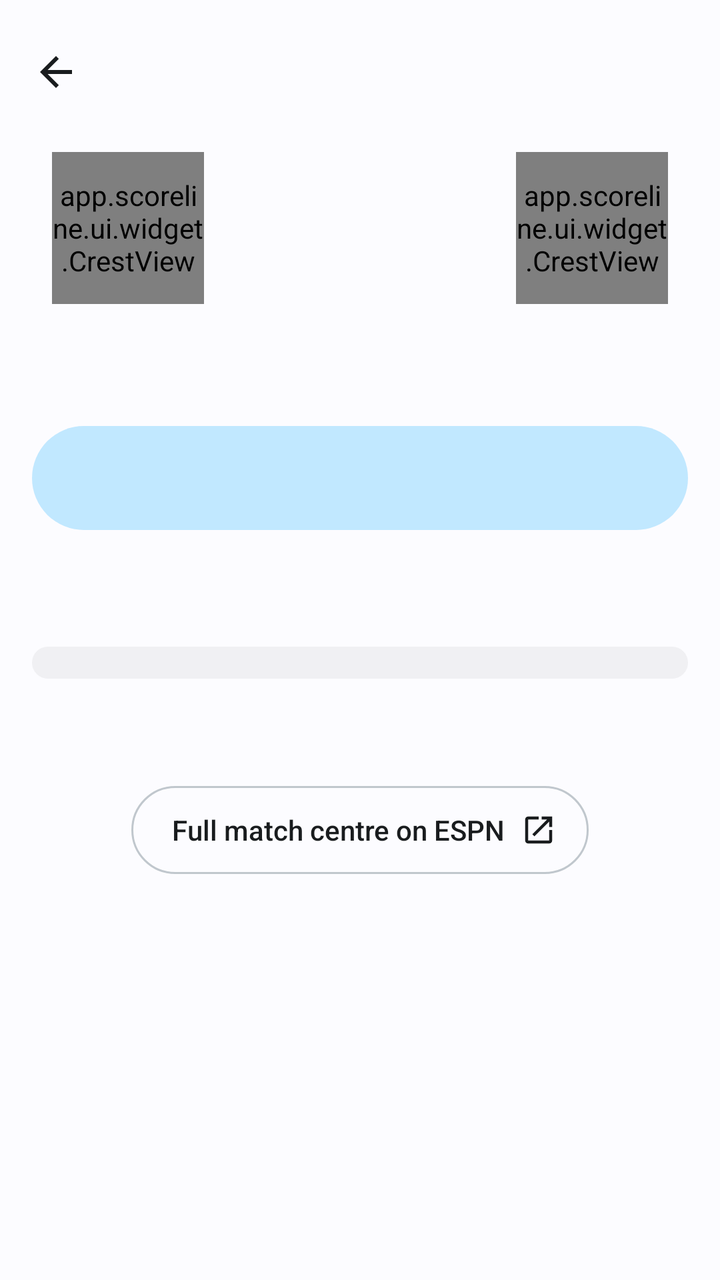
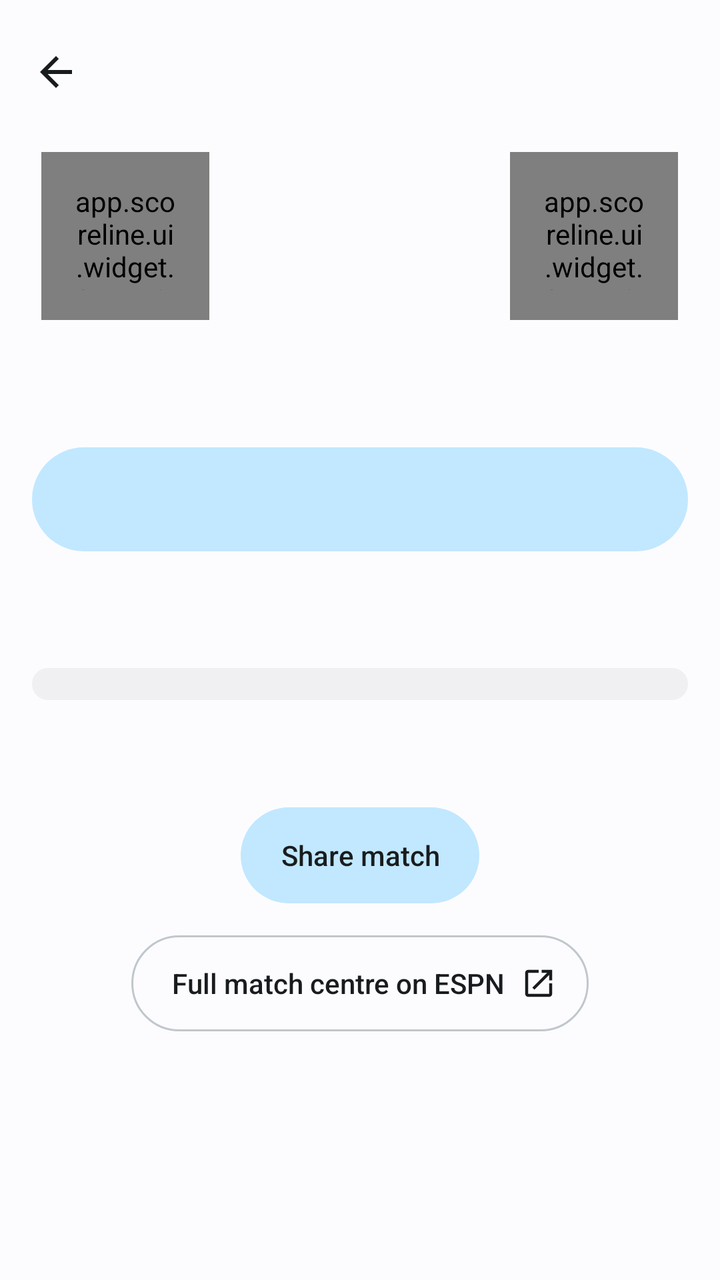

Screens rendered from an Android XML layout before and after an edit, with the pre-edit source and the edit as a unified diff.
<!-- AndroidManifest.xml: application theme Theme.Scoreline -->
<!-- res/layout/activity_match.xml -->
<?xml version="1.0" encoding="utf-8"?>
<ScrollView xmlns:android="http://schemas.android.com/apk/res/android"
    android:id="@+id/root"
    android:layout_width="match_parent"
    android:layout_height="match_parent"
    android:background="@color/bg"
    android:clipToPadding="false"
    android:fillViewport="true"
    android:scrollbars="none">

    <LinearLayout
        android:id="@+id/content"
        android:layout_width="match_parent"
        android:layout_height="wrap_content"
        android:orientation="vertical"
        android:paddingBottom="32dp">

        
        <LinearLayout
            android:id="@+id/hero"
            android:layout_width="match_parent"
            android:layout_height="wrap_content"
            android:orientation="vertical"
            android:paddingBottom="8dp">

        <LinearLayout
            android:id="@+id/top"
            android:layout_width="match_parent"
            android:layout_height="wrap_content"
            android:gravity="center_vertical"
            android:minHeight="64dp"
            android:orientation="horizontal"
            android:paddingStart="4dp"
            android:paddingTop="8dp"
            android:paddingEnd="16dp">

            <ImageButton
                android:id="@+id/back"
                android:layout_width="@dimen/touch"
                android:layout_height="@dimen/touch"
                android:background="@drawable/bg_row"
                android:contentDescription="@android:string/cancel"
                android:src="@drawable/ic_arrow_back" />

            <TextView
                android:id="@+id/league"
                style="@style/Text.Label"
                android:layout_width="0dp"
                android:layout_height="wrap_content"
                android:layout_marginStart="8dp"
                android:layout_weight="1"
                android:ellipsize="end"
                android:maxLines="1" />
        </LinearLayout>

        <LinearLayout
            android:id="@+id/board"
            android:layout_width="match_parent"
            android:layout_height="wrap_content"
            android:layout_marginTop="12dp"
            android:gravity="top"
            android:orientation="horizontal"
            android:paddingStart="12dp"
            android:paddingEnd="12dp">

            <LinearLayout
                android:id="@+id/homeBox"
                android:layout_width="0dp"
                android:layout_height="wrap_content"
                android:layout_weight="1"
                android:gravity="center_horizontal"
                android:orientation="vertical">

                <app.scoreline.ui.widget.CrestView
                    android:id="@+id/homeCrest"
                    android:layout_width="76dp"
                    android:layout_height="76dp"
                    android:importantForAccessibility="no" />

                <TextView
                    android:id="@+id/homeName"
                    style="@style/Text.Label"
                    android:layout_width="wrap_content"
                    android:layout_height="wrap_content"
                    android:layout_marginTop="10dp"
                    android:gravity="center"
                    android:maxLines="2" />
            </LinearLayout>

            
            <LinearLayout
                android:layout_width="wrap_content"
                android:layout_height="wrap_content"
                android:gravity="center"
                android:minHeight="76dp"
                android:minWidth="128dp"
                android:orientation="vertical">

                <TextView
                    android:id="@+id/score"
                    style="@style/Text.Score"
                    android:layout_width="wrap_content"
                    android:layout_height="wrap_content"
                    android:includeFontPadding="false"
                    android:textSize="56sp" />

                <TextView
                    android:id="@+id/clock"
                    style="@style/Text.Label"
                    android:layout_width="wrap_content"
                    android:layout_height="wrap_content"
                    android:layout_marginTop="4dp"
                    android:maxLines="1"
                    android:drawablePadding="6dp"
                    android:fontFeatureSettings="tnum"
                    android:gravity="center_vertical"
                    android:paddingStart="10dp"
                    android:paddingTop="3dp"
                    android:paddingEnd="10dp"
                    android:paddingBottom="3dp"
                    android:textSize="12sp" />
            </LinearLayout>

            <LinearLayout
                android:id="@+id/awayBox"
                android:layout_width="0dp"
                android:layout_height="wrap_content"
                android:layout_weight="1"
                android:gravity="center_horizontal"
                android:orientation="vertical">

                <app.scoreline.ui.widget.CrestView
                    android:id="@+id/awayCrest"
                    android:layout_width="76dp"
                    android:layout_height="76dp"
                    android:importantForAccessibility="no" />

                <TextView
                    android:id="@+id/awayName"
                    style="@style/Text.Label"
                    android:layout_width="wrap_content"
                    android:layout_height="wrap_content"
                    android:layout_marginTop="10dp"
                    android:gravity="center"
                    android:maxLines="2" />
            </LinearLayout>
        </LinearLayout>

        <TextView
            android:id="@+id/raceTitle"
            style="@style/Text.Display"
            android:layout_width="match_parent"
            android:layout_height="wrap_content"
            android:layout_marginTop="8dp"
            android:paddingStart="20dp"
            android:paddingEnd="20dp"
            android:textSize="26sp"
            android:visibility="gone" />

        <TextView
            android:id="@+id/summary"
            style="@style/Text.Caption"
            android:layout_width="match_parent"
            android:layout_height="wrap_content"
            android:layout_marginTop="16dp"
            android:gravity="center"
            android:lineSpacingMultiplier="1.15"
            android:paddingStart="24dp"
            android:paddingEnd="24dp"
            android:textSize="14sp"
            android:visibility="gone" />

        <app.scoreline.ui.widget.ProgressLine
            android:id="@+id/progress"
            android:layout_width="match_parent"
            android:layout_height="wrap_content"
            android:minHeight="6dp"
            android:layout_marginStart="28dp"
            android:layout_marginTop="20dp"
            android:layout_marginEnd="28dp"
            android:visibility="gone" />
        </LinearLayout>

        <TextView
            android:id="@+id/island"
            style="@style/Text.Label"
            android:layout_width="match_parent"
            android:layout_height="52dp"
            android:layout_marginStart="@dimen/gutter"
            android:layout_marginTop="24dp"
            android:layout_marginEnd="@dimen/gutter"
            android:background="@drawable/bg_btn_tonal"
            android:drawablePadding="8dp"
            android:paddingStart="20dp"
            android:paddingEnd="20dp"
            android:gravity="center"
            android:textColor="@color/on_primary_container"
            android:textSize="15sp" />

        <TextView
            android:id="@+id/momentsTitle"
            style="@style/Text.Label"
            android:layout_width="match_parent"
            android:layout_height="wrap_content"
            android:paddingStart="20dp"
            android:paddingTop="28dp"
            android:paddingEnd="20dp"
            android:paddingBottom="10dp"
            android:textSize="15sp" />

        <LinearLayout
            android:id="@+id/moments"
            android:layout_width="match_parent"
            android:layout_height="wrap_content"
            android:layout_marginStart="@dimen/gutter"
            android:layout_marginEnd="@dimen/gutter"
            android:background="@drawable/bg_card_plain"
            android:orientation="vertical"
            android:paddingTop="8dp"
            android:paddingBottom="8dp" />

        <TextView
            android:id="@+id/venue"
            style="@style/Text.Caption"
            android:layout_width="match_parent"
            android:layout_height="wrap_content"
            android:layout_marginTop="20dp"
            android:gravity="center"
            android:paddingStart="20dp"
            android:paddingEnd="20dp" />

        <TextView
            android:id="@+id/open"
            style="@style/Text.Label"
            android:layout_width="wrap_content"
            android:layout_height="44dp"
            android:layout_gravity="center_horizontal"
            android:layout_marginTop="16dp"
            android:background="@drawable/bg_btn_outline"
            android:drawableEnd="@drawable/ic_open"
            android:drawablePadding="8dp"
            android:gravity="center"
            android:paddingStart="20dp"
            android:paddingEnd="16dp"
            android:text="@string/open_espn"
            android:textSize="14sp" />
    </LinearLayout>
</ScrollView>
<!-- resources referenced by this layout -->
<resources>
  <color name="bg">@android:color/system_neutral1_10</color>
  <color name="on_primary_container">@android:color/system_accent1_900</color>
  <dimen name="gutter">16dp</dimen>
  <dimen name="touch">48dp</dimen>
  <!-- drawable bg_card_plain (drawable) -->
  <?xml version="1.0" encoding="utf-8"?>
  <shape xmlns:android="http://schemas.android.com/apk/res/android" android:shape="rectangle"><corners android:radius="24dp" /><solid android:color="@color/surface" /></shape>
  <string name="open_espn">Full match centre on ESPN</string>
  <style name="Text.Caption" parent="android:TextAppearance.Material">
          <item name="android:textSize">13sp</item>
          <item name="android:textColor">@color/on_surface_variant</item>
      </style>
  <style name="Text.Label" parent="android:TextAppearance.Material">
          <item name="android:textSize">14sp</item>
          <item name="android:fontFamily">sans-serif-medium</item>
          <item name="android:textColor">@color/on_surface</item>
      </style>
  <style name="Theme.Scoreline" parent="Theme.Scoreline.Base" />
  <color name="outline">@android:color/system_neutral2_200</color>
  <color name="primary_container">@android:color/system_accent1_100</color>
  <color name="surface">@android:color/system_neutral1_50</color>
  <color name="on_surface_variant">@android:color/system_neutral2_600</color>
  <color name="on_surface">@android:color/system_neutral1_900</color>
  <style name="Theme.Scoreline.Base" parent="android:Theme.Material.Light.NoActionBar">
          <item name="android:windowBackground">@color/bg</item>
          <item name="android:colorBackground">@color/bg</item>
          <item name="android:colorPrimary">@color/primary</item>
          <item name="android:colorAccent">@color/primary</item>
          <item name="android:colorControlActivated">@color/primary</item>
          <item name="android:colorControlHighlight">#1F000000</item>
          <item name="android:textColorPrimary">@color/on_surface</item>
          <item name="android:textColorSecondary">@color/on_surface_variant</item>
          <item name="android:textColorHint">@color/on_surface_variant</item>
          <item name="android:statusBarColor">@android:color/transparent</item>
          <item name="android:navigationBarColor">@android:color/transparent</item>
          <item name="android:enforceNavigationBarContrast">false</item>
          <item name="android:enforceStatusBarContrast">false</item>
          <item name="android:windowLightStatusBar">true</item>
          <item name="android:windowLightNavigationBar">true</item>
          <item name="android:windowLayoutInDisplayCutoutMode">always</item>
          <item name="android:windowSplashScreenBackground">@color/icon_bg</item>
          <item name="android:windowSplashScreenAnimatedIcon">@drawable/ic_launcher_fg</item>
      </style>
  <color name="primary">@android:color/system_accent1_600</color>
  <color name="icon_bg">#0F1C2E</color>
  <!-- unchanged entries left out for length: 8 -->
</resources>

<!-- the commit's change to res/layout/activity_match.xml (unified diff, before → after) -->
@@ -39,7 +39,7 @@
                 android:layout_width="@dimen/touch"
                 android:layout_height="@dimen/touch"
                 android:background="@drawable/bg_row"
-                android:contentDescription="@android:string/cancel"
+                android:contentDescription="@string/hub_back"
                 android:src="@drawable/ic_arrow_back" />
 
             <TextView
@@ -49,9 +49,14 @@
                 android:layout_height="wrap_content"
                 android:layout_marginStart="8dp"
                 android:layout_weight="1"
+                android:minHeight="48dp"
+                android:gravity="center_vertical"
                 android:ellipsize="end"
                 android:maxLines="1" />
         </LinearLayout>
+
+        <TextView android:id="@+id/matchState" style="@style/Text.Caption" android:layout_width="match_parent" android:layout_height="wrap_content"
+            android:minHeight="48dp" android:padding="16dp" android:gravity="center" android:visibility="gone" android:background="@drawable/bg_row" android:accessibilityLiveRegion="polite" />
 
         <LinearLayout
             android:id="@+id/board"
@@ -73,35 +78,68 @@
 
                 <app.scoreline.ui.widget.CrestView
                     android:id="@+id/homeCrest"
-                    android:layout_width="76dp"
-                    android:layout_height="76dp"
+                    android:layout_width="84dp"
+                    android:layout_height="84dp"
+                    android:padding="15dp"
                     android:importantForAccessibility="no" />
 
                 <TextView
                     android:id="@+id/homeName"
-                    style="@style/Text.Label"
-                    android:layout_width="wrap_content"
+                    style="@style/Text.Title"
+                    android:textStyle="bold"
+                    android:textSize="16sp"
+                    android:layout_width="match_parent"
                     android:layout_height="wrap_content"
                     android:layout_marginTop="10dp"
                     android:gravity="center"
-                    android:maxLines="2" />
+                    android:breakStrategy="balanced"
+                    android:hyphenationFrequency="none" />
+                <TextView
+                    android:id="@+id/homeInnings"
+                    style="@style/Text.Score"
+                    android:layout_width="match_parent"
+                    android:layout_height="wrap_content"
+                    android:layout_marginTop="4dp"
+                    android:gravity="center"
+                    android:fontFeatureSettings="tnum"
+                    android:autoSizeTextType="uniform"
+                    android:autoSizeMinTextSize="14sp"
+                    android:autoSizeMaxTextSize="26sp"
+                    android:autoSizeStepGranularity="1sp"
+                    android:maxLines="1"
+                    android:visibility="gone" />
+                <TextView
+                    android:id="@+id/homeOvers"
+                    style="@style/Text.Caption"
+                    android:layout_width="match_parent"
+                    android:layout_height="wrap_content"
+                    android:gravity="center"
+                    android:layout_marginTop="2dp"
+                    android:visibility="gone" />
             </LinearLayout>
 
             
             <LinearLayout
-                android:layout_width="wrap_content"
+                android:layout_width="0dp"
                 android:layout_height="wrap_content"
+                android:layout_weight="1.3"
                 android:gravity="center"
-                android:minHeight="76dp"
-                android:minWidth="128dp"
+                android:minHeight="84dp"
+                android:minWidth="96dp"
                 android:orientation="vertical">
 
                 <TextView
                     android:id="@+id/score"
                     style="@style/Text.Score"
-                    android:layout_width="wrap_content"
+                    android:layout_width="match_parent"
                     android:layout_height="wrap_content"
                     android:includeFontPadding="false"
+                    android:gravity="center"
+                    android:autoSizeTextType="uniform"
+                    android:maxLines="1"
+                    android:autoSizeMinTextSize="18sp"
+                    android:autoSizeMaxTextSize="44sp"
+                    android:autoSizeStepGranularity="1sp"
                     android:textSize="56sp" />
 
                 <TextView
@@ -131,18 +169,44 @@
 
                 <app.scoreline.ui.widget.CrestView
                     android:id="@+id/awayCrest"
-                    android:layout_width="76dp"
-                    android:layout_height="76dp"
+                    android:layout_width="84dp"
+                    android:layout_height="84dp"
+                    android:padding="15dp"
                     android:importantForAccessibility="no" />
 
                 <TextView
                     android:id="@+id/awayName"
-                    style="@style/Text.Label"
-                    android:layout_width="wrap_content"
+                    style="@style/Text.Title"
+                    android:textStyle="bold"
+                    android:textSize="16sp"
+                    android:layout_width="match_parent"
                     android:layout_height="wrap_content"
                     android:layout_marginTop="10dp"
                     android:gravity="center"
-                    android:maxLines="2" />
+                    android:breakStrategy="balanced"
+                    android:hyphenationFrequency="none" />
+                <TextView
+                    android:id="@+id/awayInnings"
+                    style="@style/Text.Score"
+                    android:layout_width="match_parent"
+                    android:layout_height="wrap_content"
+                    android:layout_marginTop="4dp"
+                    android:gravity="center"
+                    android:fontFeatureSettings="tnum"
+                    android:autoSizeTextType="uniform"
+                    android:autoSizeMinTextSize="14sp"
+                    android:autoSizeMaxTextSize="26sp"
+                    android:autoSizeStepGranularity="1sp"
+                    android:maxLines="1"
+                    android:visibility="gone" />
+                <TextView
+                    android:id="@+id/awayOvers"
+                    style="@style/Text.Caption"
+                    android:layout_width="match_parent"
+                    android:layout_height="wrap_content"
+                    android:gravity="center"
+                    android:layout_marginTop="2dp"
+                    android:visibility="gone" />
             </LinearLayout>
         </LinearLayout>
 
@@ -229,11 +293,15 @@
             android:paddingStart="20dp"
             android:paddingEnd="20dp" />
 
+        <LinearLayout android:id="@+id/details" android:layout_width="match_parent" android:layout_height="wrap_content" android:orientation="vertical" android:visibility="gone" />
+        <TextView android:id="@+id/share" style="@style/Text.Label" android:layout_width="wrap_content" android:layout_height="48dp"
+            android:layout_gravity="center_horizontal" android:paddingStart="20dp" android:paddingEnd="20dp" android:gravity="center" android:background="@drawable/bg_btn_tonal" android:layout_marginTop="16dp" android:text="@string/share_match" />
+
         <TextView
             android:id="@+id/open"
             style="@style/Text.Label"
             android:layout_width="wrap_content"
-            android:layout_height="44dp"
+            android:layout_height="48dp"
             android:layout_gravity="center_horizontal"
             android:layout_marginTop="16dp"
             android:background="@drawable/bg_btn_outline"
<!-- resource entries referenced after the edit -->
@@ -7,13 +7,20 @@
   <!-- drawable bg_card_plain (drawable) -->
   <?xml version="1.0" encoding="utf-8"?>
   <shape xmlns:android="http://schemas.android.com/apk/res/android" android:shape="rectangle"><corners android:radius="24dp" /><solid android:color="@color/surface" /></shape>
+  <string name="hub_back">Back</string>
   <string name="open_espn">Full match centre on ESPN</string>
+  <string name="share_match">Share match</string>
   <style name="Text.Caption" parent="android:TextAppearance.Material">
           <item name="android:textSize">13sp</item>
           <item name="android:textColor">@color/on_surface_variant</item>
       </style>
   <style name="Text.Label" parent="android:TextAppearance.Material">
           <item name="android:textSize">14sp</item>
+          <item name="android:fontFamily">sans-serif-medium</item>
+          <item name="android:textColor">@color/on_surface</item>
+      </style>
+  <style name="Text.Title" parent="android:TextAppearance.Material">
+          <item name="android:textSize">18sp</item>
           <item name="android:fontFamily">sans-serif-medium</item>
           <item name="android:textColor">@color/on_surface</item>
       </style>
@@ -42,9 +49,16 @@
           <item name="android:windowLayoutInDisplayCutoutMode">always</item>
           <item name="android:windowSplashScreenBackground">@color/icon_bg</item>
           <item name="android:windowSplashScreenAnimatedIcon">@drawable/ic_launcher_fg</item>
+          <item name="android:windowAnimationStyle">@style/ScreenMotion</item>
       </style>
   <color name="primary">@android:color/system_accent1_600</color>
   <color name="icon_bg">#0F1C2E</color>
+  <style name="ScreenMotion" parent="@android:style/Animation.Activity">
+          <item name="android:activityOpenEnterAnimation">@anim/screen_open_enter</item>
+          <item name="android:activityOpenExitAnimation">@anim/screen_open_exit</item>
+          <item name="android:activityCloseEnterAnimation">@anim/screen_close_enter</item>
+          <item name="android:activityCloseExitAnimation">@anim/screen_close_exit</item>
+      </style>
   <!-- unchanged entries left out for length: 8 -->
 </resources>
 
